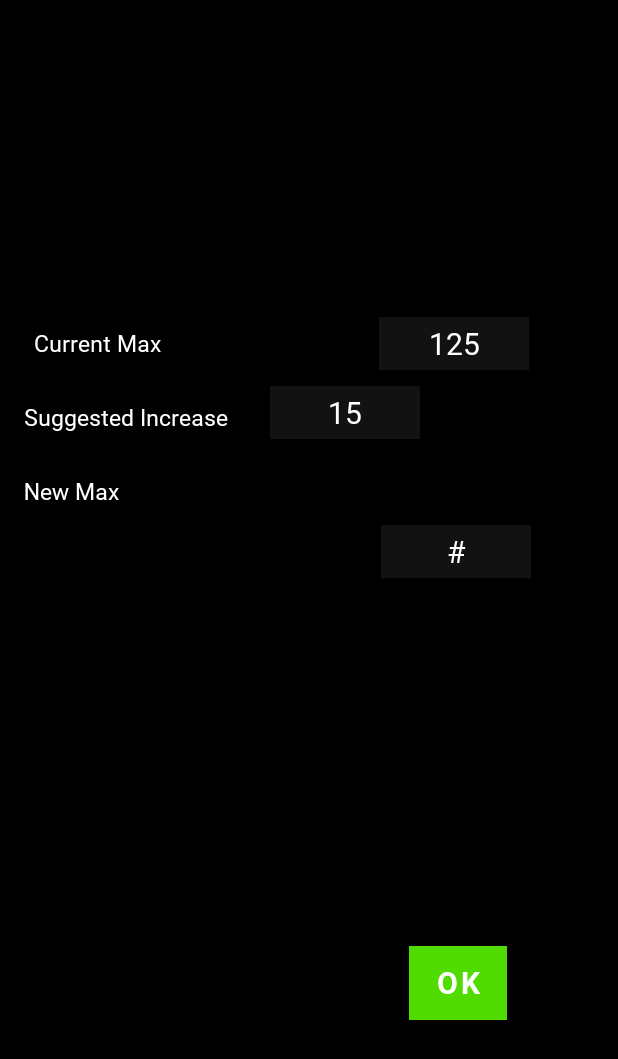
After one commit to rahula00/LiftLog, an Android app: the layout newmaxweight_popup.xml on its own in the app's theme, with its tools: preview values and no code run, on a phone screen of 412 x 824 dp. The commit adds this screen. Shown: the top 1059 px of the screen. Run offline under Robolectric (Android 15) with nearby library versions, the phone set to English and light mode, and no system bars.

Commit message:
Added popups for push exercises

```diff
--- a/app/src/main/AndroidManifest.xml
+++ b/app/src/main/AndroidManifest.xml
@@ -34,6 +34,8 @@ package="com.example.liftlog">
     <activity android:name=".Routines" />
     <activity android:name=".MyWorkouts" />
     <activity android:name=".RoutineView" />
+    <activity android:name=".num_reps_popup" android:theme="@style/DialogTheme.popup"/>
+    <activity android:name=".new_max_weight_popup" android:theme="@style/DialogTheme.popup"/>
 </application>
 
 </manifest>
--- a/app/src/main/java/com/example/liftlog/NSuns.java
+++ b/app/src/main/java/com/example/liftlog/NSuns.java
@@ -295,7 +295,7 @@ public class NSuns extends Routine{
         });
     }
 
-    public int suggest_increase(int reps_completed) {
+    public static int suggest_increase(int reps_completed) {
         switch (reps_completed) {
             case 0:
             case 1: {
--- /dev/null
+++ b/app/src/main/res/layout/newmaxweight_popup.xml
@@ -0,0 +1,123 @@
+<?xml version="1.0" encoding="utf-8"?>
+<androidx.constraintlayout.widget.ConstraintLayout xmlns:android="http://schemas.android.com/apk/res/android"
+    xmlns:app="http://schemas.android.com/apk/res-auto"
+    xmlns:tools="http://schemas.android.com/tools"
+    android:id="@+id/ok"
+    android:layout_width="match_parent"
+    android:layout_height="match_parent"
+    android:background="@color/black">
+
+    <Button
+        android:id="@+id/secondBtnOk"
+        android:layout_width="65dp"
+        android:layout_height="49dp"
+        android:background="@color/green_af"
+        android:bottomLeftRadius="10dp"
+        android:bottomRightRadius="10dp"
+        android:fontFamily="@font/roboto_bold"
+        android:text="OK"
+        android:textColor="@color/white"
+        android:textSize="20dp"
+        android:topLeftRadius="10dp"
+        android:topRightRadius="10dp"
+        app:backgroundTint="@color/green_af"
+        app:layout_constraintBottom_toBottomOf="parent"
+        app:layout_constraintEnd_toEndOf="parent"
+        app:layout_constraintHorizontal_bias="0.786"
+        app:layout_constraintStart_toStartOf="parent"
+        app:layout_constraintTop_toBottomOf="@+id/newMaxWeight"
+        app:layout_constraintVertical_bias="0.63" />
+
+    <TextView
+        android:id="@+id/currMaxWeight"
+        android:layout_width="100dp"
+        android:layout_height="35dp"
+        android:background="@color/less_black"
+        android:ems="10"
+        android:gravity="center"
+        android:text="125"
+        android:textColor="@color/white"
+        android:textSize="20dp"
+        app:layout_constraintBottom_toBottomOf="parent"
+        app:layout_constraintEnd_toEndOf="parent"
+        app:layout_constraintHorizontal_bias="0.71"
+        app:layout_constraintStart_toEndOf="@+id/textView"
+        app:layout_constraintTop_toTopOf="parent"
+        app:layout_constraintVertical_bias="0.268" />
+
+    <TextView
+        android:id="@+id/suggestedIncrease"
+        android:layout_width="100dp"
+        android:layout_height="35dp"
+        android:layout_marginStart="180dp"
+        android:layout_marginLeft="140dp"
+        android:layout_marginTop="10dp"
+        android:background="@color/less_black"
+        android:ems="10"
+        android:gravity="center"
+        android:text="15"
+        android:textColor="@color/white"
+        android:textSize="20dp"
+        app:layout_constraintBottom_toBottomOf="parent"
+        app:layout_constraintStart_toStartOf="parent"
+        app:layout_constraintTop_toBottomOf="@+id/currMaxWeight"
+        app:layout_constraintVertical_bias="0.001" />
+
+    <EditText
+        android:id="@+id/newMaxWeight"
+        android:layout_width="100dp"
+        android:layout_height="35dp"
+        android:background="@color/less_black"
+        android:ems="10"
+        android:gravity="center"
+        android:hint="#"
+        android:inputType="number"
+        android:textColorHint="@color/white"
+        android:textSize="20dp"
+        app:layout_constraintBottom_toBottomOf="parent"
+        app:layout_constraintEnd_toEndOf="parent"
+        app:layout_constraintHorizontal_bias="0.75"
+        app:layout_constraintStart_toEndOf="@+id/textView6"
+        app:layout_constraintTop_toBottomOf="@+id/suggestedIncrease"
+        app:layout_constraintVertical_bias="0.115" />
+
+    <TextView
+        android:id="@+id/textView"
+        android:layout_width="wrap_content"
+        android:layout_height="wrap_content"
+        android:text="Current Max"
+        android:textColor="@color/white"
+        android:textSize="15dp"
+        app:layout_constraintBottom_toBottomOf="parent"
+        app:layout_constraintEnd_toEndOf="parent"
+        app:layout_constraintHorizontal_bias="0.07"
+        app:layout_constraintStart_toStartOf="parent"
+        app:layout_constraintTop_toTopOf="parent"
+        app:layout_constraintVertical_bias="0.272" />
+
+    <TextView
+        android:id="@+id/textView2"
+        android:layout_width="wrap_content"
+        android:layout_height="wrap_content"
+        android:layout_marginStart="16dp"
+        android:layout_marginLeft="16dp"
+        android:layout_marginTop="28dp"
+        android:text="Suggested Increase"
+        android:textColor="@color/white"
+        android:textSize="15dp"
+        app:layout_constraintStart_toStartOf="parent"
+        app:layout_constraintTop_toBottomOf="@+id/textView" />
+
+    <TextView
+        android:id="@+id/textView6"
+        android:layout_width="wrap_content"
+        android:layout_height="wrap_content"
+        android:layout_marginStart="16dp"
+        android:layout_marginLeft="16dp"
+        android:layout_marginTop="28dp"
+        android:text="New Max"
+        android:textColor="@color/white"
+        android:textSize="15dp"
+        app:layout_constraintStart_toStartOf="parent"
+        app:layout_constraintTop_toBottomOf="@+id/textView2" />
+</androidx.constraintlayout.widget.ConstraintLayout>
--- a/app/src/main/res/values/styles.xml
+++ b/app/src/main/res/values/styles.xml
@@ -9,4 +9,9 @@
         <item name="android:datePickerMode">spinner</item>
     </style>
 
+    <style name="DialogTheme.popup">
+        <item name="android:windowIsTranslucent">true</item>
+        <item name="android:windowCloseOnTouchOutside">false</item>
+    </style>
+
 </resources>
```
Also changed, not shown: app/src/main/java/com/example/liftlog/new_max_weight_popup.java (added, +80 -0 lines), app/src/main/java/com/example/liftlog/num_reps_popup.java (added, +60 -0 lines), app/src/main/java/com/example/liftlog/workout_view.java (+5 -9 lines), app/src/main/res/layout/numreps_popup.xml (added, +62 -0 lines).
